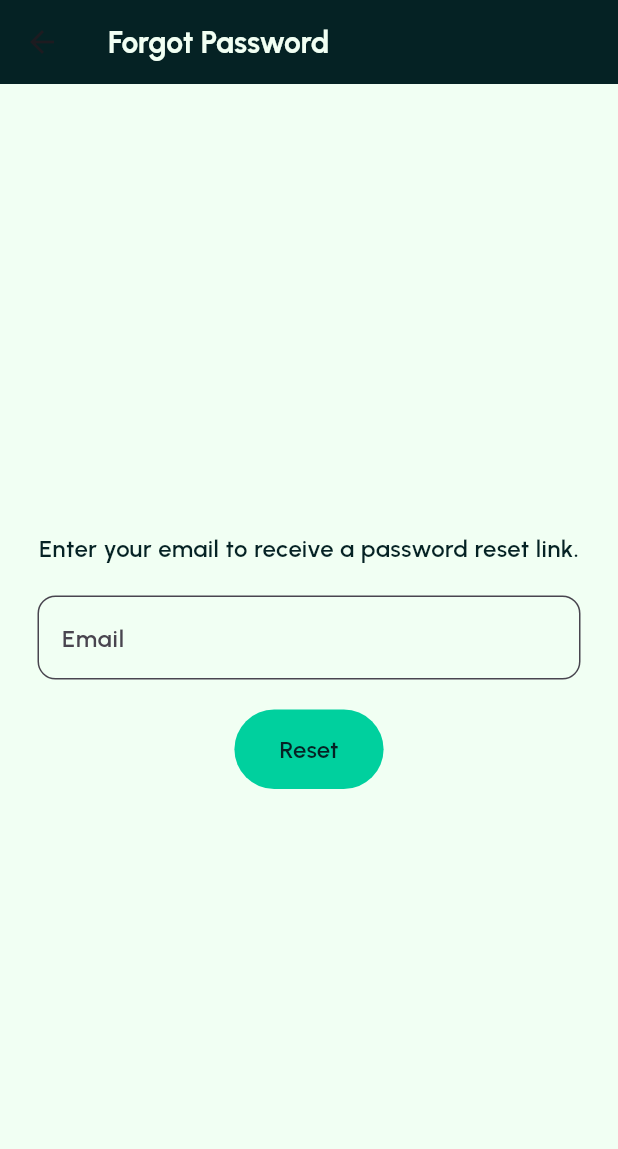
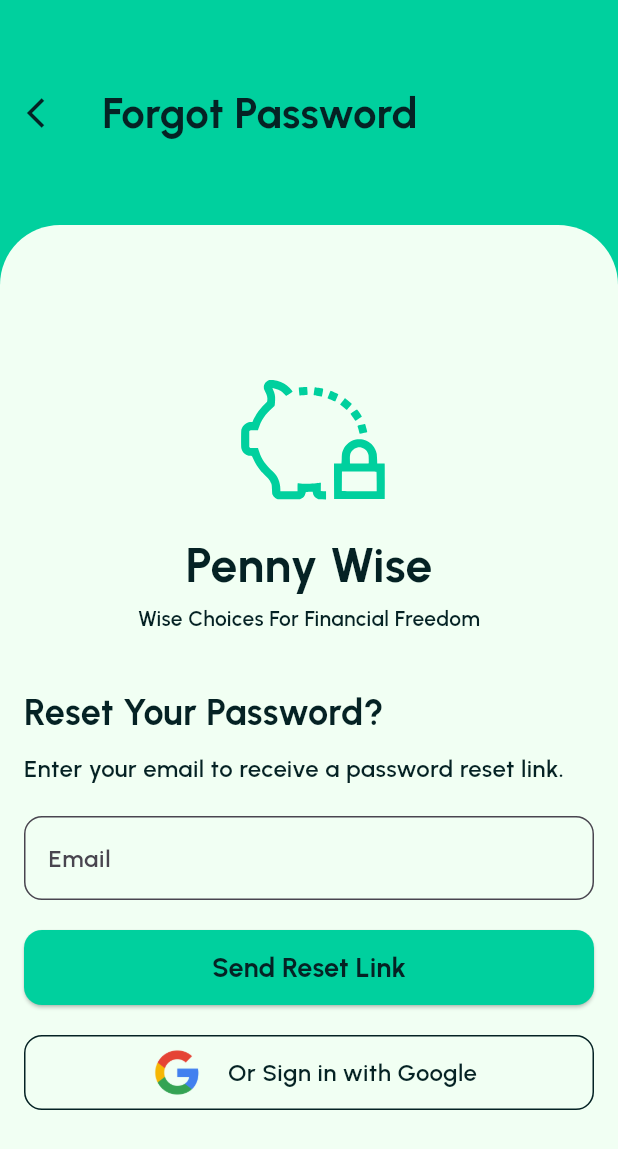
Before and after one commit to Shady-oa/Fourth-Year-Project, a Flutter app: the screen it shows after launch, after a tap on "Forgot password?", on a phone screen of 412 x 824 dp. Shown: the top 1149 px of the screen. Run offline on Flutter 3.47's test engine with Material 3 defaults, Android fonts, the phone set to English and light mode, and no system bars; our stand-ins replace cloud_firestore, firebase_auth, firebase_core, flutter_svg, fluttertoast, google_fonts and 2 more; missing offline and left inert: toasty_box; accounts and stored records are empty.

Commit message:
Changed sign up, forget pswd screen

```diff
--- a/lib/constants.dart
+++ b/lib/constants.dart
@@ -79,3 +79,9 @@ const EdgeInsets paddingAllLarge = EdgeInsets.all(spacerLarge);
 const BorderRadius radiusSmall = BorderRadius.all(Radius.circular(8.0));
 const BorderRadius radiusMedium = BorderRadius.all(Radius.circular(12.0));
 const BorderRadius radiusLarge = BorderRadius.all(Radius.circular(24.0));
+const BorderRadius topOnly = BorderRadius.only(
+  topLeft: Radius.circular(40.0),
+  topRight: Radius.circular(40.0),
+  bottomLeft: Radius.circular(0.0),
+  bottomRight: Radius.circular(0.0),
+);
--- a/lib/forgot_pwd_page.dart
+++ b/lib/forgot_pwd_page.dart
@@ -1,8 +1,11 @@
 // ignore_for_file: prefer_const_constructors
 
+import 'package:final_project/auth_services.dart';
 import 'package:final_project/constants.dart';
+import 'package:final_project/start.dart';
 import 'package:firebase_auth/firebase_auth.dart';
 import 'package:flutter/material.dart';
+import 'package:flutter_svg/svg.dart';
 
 class ForgotPasswordPage extends StatefulWidget {
   const ForgotPasswordPage({super.key});
@@ -29,9 +32,11 @@ class _ForgotPasswordPageState extends State<ForgotPasswordPage> {
         context: context,
         builder: (context) {
           return AlertDialog(
-            backgroundColor: primaryBg,
-            content: Text('Password reset email sent. Check your email.',
-                style: kTextTheme.bodyMedium),
+            backgroundColor: accentColor,
+            content: Text(
+              'Password reset email sent. Check your email.',
+              style: kTextTheme.bodyMedium,
+            ),
           );
         },
       );
@@ -41,8 +46,11 @@ class _ForgotPasswordPageState extends State<ForgotPasswordPage> {
         context: context,
         builder: (context) {
           return AlertDialog(
-            backgroundColor: primaryBg,
-            content: Text(e.message.toString(), style: kTextTheme.bodyMedium),
+            backgroundColor: errorColor,
+            content: Text(
+              'Enter a valid email address.',
+              style: kTextTheme.bodyMedium,
+            ),
           );
         },
       );
@@ -53,8 +61,10 @@ class _ForgotPasswordPageState extends State<ForgotPasswordPage> {
         builder: (context) {
           return AlertDialog(
             backgroundColor: primaryBg,
-            content: Text('An error occurred. Please try again later.',
-                style: kTextTheme.bodyMedium),
+            content: Text(
+              'An error occurred. Please try again later.',
+              style: kTextTheme.bodyMedium,
+            ),
           );
         },
       );
@@ -64,51 +74,159 @@ class _ForgotPasswordPageState extends State<ForgotPasswordPage> {
   @override
   Widget build(BuildContext context) {
     return Scaffold(
-      backgroundColor: primaryBg,
-      appBar: AppBar(
-        backgroundColor: primaryText,
-        title: Text('Forgot Password', style: kTextTheme.headlineSmall?.copyWith(color: primaryBg)),
+      backgroundColor: brandGreen,
+
+      body: Column(
+        children: [
+          Row(
+            children: [
+              IconButton(
+                icon: Icon(Icons.arrow_back_ios_sharp, color: primaryText),
+                onPressed: () {
+                  Navigator.pop(context);
+                },
               ),
-      body: Column(
+              SizedBox(width: 20),
+              Container(
+                alignment: Alignment.center,
+                height: 150,
+                child: Text("Forgot Password", style: kTextTheme.displaySmall),
+              ),
+            ],
+          ),
+          Expanded(
+            child: Container(
+              padding: paddingAllMedium,
+              decoration: const BoxDecoration(
+                color: primaryBg,
+                borderRadius: topOnly,
+              ),
+              child: Column(
                 mainAxisAlignment: MainAxisAlignment.center,
+                crossAxisAlignment: CrossAxisAlignment.start,
                 children: [
+                  Center(
+                    child: Column(
+                      children: [
+                        SvgPicture.asset(
+                          'assets/svg/penny.svg',
+                          height: 120,
+                          width: 120,
+                          colorFilter: ColorFilter.mode(
+                            brandGreen,
+                            BlendMode.srcIn,
+                          ),
+                        ),
+                        Text('Penny Wise', style: kTextTheme.displayMedium),
+                        SizedBox(height: 2),
+                        Text(
+                          "Wise Choices For Financial Freedom",
+                          style: kTextTheme.titleMedium,
+                        ),
+                      ],
+                    ),
+                  ),
+
+                  SizedBox(height: 35),
+                  Text(
+                    'Reset Your Password?',
+                    style: kTextTheme.headlineMedium,
+                    textAlign: TextAlign.center,
+                  ),
+                  SizedBox(height: 10),
                   Text(
                     'Enter your email to receive a password reset link.',
                     style: kTextTheme.bodyLarge,
                     textAlign: TextAlign.center,
                   ),
-          SizedBox(
-            height: 20,
-          ),
-          Padding(
-            padding: const EdgeInsets.symmetric(horizontal: 25),
-            child: TextField(
+                  SizedBox(height: 20),
+                  TextField(
                     controller: _emailController,
                     decoration: InputDecoration(
                       hintText: 'Email',
-                border: OutlineInputBorder(
-                  borderRadius: BorderRadius.all(Radius.circular(12)),
-                ),
+                      border: OutlineInputBorder(borderRadius: radiusMedium),
                       fillColor: primaryBg.withOpacity(0.8),
                       filled: true,
                     ),
                   ),
+
+                  SizedBox(height: 20),
+                  SizedBox(
+                    width: double.infinity,
+                    height: 50,
+                    child: ElevatedButton(
+                      style: ElevatedButton.styleFrom(
+                        backgroundColor: brandGreen,
+                        shape: RoundedRectangleBorder(
+                          borderRadius: radiusMedium,
                         ),
-          SizedBox(
-            height: 20,
                       ),
-          TextButton(
                       onPressed: passwordReset,
-            style: TextButton.styleFrom(
-              backgroundColor: brandGreen, // Background color
-              padding:
-                  EdgeInsets.symmetric(horizontal: 30, vertical: 15), // Padding
+                      child: Text(
+                        'Send Reset Link',
+                        style: kTextTheme.titleLarge?.copyWith(
+                          color: primaryText,
                         ),
-            child: Text(
-              'Reset',
-              style: kTextTheme.bodyLarge?.copyWith(color: primaryText),
                       ),
-          )
+                    ),
+                  ),
+                  SizedBox(height: 20),
+                  GestureDetector(
+                    onTap: () async {
+                      try {
+                        await AuthService().signInWithGoogle();
+                      } on NoGoogleAccountChoosenException {
+                        return;
+                      } catch (e) {
+                        if (!context.mounted) return;
+                        showDialog(
+                          context: context,
+                          builder: (context) {
+                            return AlertDialog(
+                              backgroundColor: errorColor,
+                              content: Text(
+                                'Unknown error occurred',
+                                style: kTextTheme.bodyMedium,
+                              ),
+                            );
+                          },
+                        );
+                      }
+
+                      Navigator.pushReplacement(
+                        context,
+                        MaterialPageRoute(
+                          builder: (context) => const MainLoader(),
+                        ),
+                      );
+                    },
+                    child: Container(
+                      height: 50,
+                      width: double.infinity,
+                      decoration: BoxDecoration(
+                        color: primaryBg,
+                        borderRadius: radiusMedium,
+                        border: Border.all(color: primaryText),
+                      ),
+                      child: Row(
+                        mainAxisAlignment: MainAxisAlignment.center,
+                        children: [
+                          const Image(
+                            image: AssetImage('assets/image/google.png'),
+                          ),
+                          const SizedBox(width: 10),
+                          Text(
+                            'Or Sign in with Google',
+                            style: kTextTheme.bodyLarge,
+                          ),
+                        ],
+                      ),
+                    ),
+                  ),
+                ],
+              ),
+            ),
+          ),
         ],
       ),
     );
--- a/lib/login.dart
+++ b/lib/login.dart
@@ -86,7 +86,7 @@ class _LoginState extends State<Login> {
           Container(
             alignment: Alignment.center,
             height: 150,
-            child: Text("Sign In", style: kTextTheme.displaySmall),
+            child: Text("Welcome Back", style: kTextTheme.displaySmall),
           ),
 
           // BOTTOM EXPANDED CONTAINER
@@ -95,17 +95,15 @@ class _LoginState extends State<Login> {
               padding: paddingAllMedium,
               decoration: const BoxDecoration(
                 color: primaryBg,
-                borderRadius: BorderRadius.only(
-                  topLeft: Radius.circular(40),
-                  topRight: Radius.circular(40),
-                ),
+                borderRadius: topOnly,
               ),
 
               // SCROLL ONLY INSIDE BOTTOM AREA
               child: SingleChildScrollView(
                 child: Column(
+                  mainAxisAlignment: MainAxisAlignment.center,
                   children: [
-                    const SizedBox(height: 50),
+
                     Center(
                       child: SvgPicture.asset(
                         'assets/svg/penny.svg',
@@ -190,7 +188,7 @@ class _LoginState extends State<Login> {
                         },
                         child: Text(
                           'Sign in',
-                          style: kTextTheme.bodyLarge?.copyWith(
+                          style: kTextTheme.titleLarge?.copyWith(
                             color: primaryText,
                           ),
                         ),
@@ -259,7 +257,7 @@ class _LoginState extends State<Login> {
                     Row(
                       mainAxisAlignment: MainAxisAlignment.center,
                       children: [
-                        Text('Not a member?', style: kTextTheme.bodyLarge),
+                        Text('Don\'t have an account?', style: kTextTheme.bodyLarge),
                         const SizedBox(width: 8),
                         GestureDetector(
                           onTap: widget.showSignupPage,
--- a/lib/main.dart
+++ b/lib/main.dart
@@ -21,6 +21,7 @@ void main() async {
   // Run your app
   runApp(const MyApp());
 }
+
 //
 class MyApp extends StatelessWidget {
   bool name() {
```
Also changed, not shown: lib/get_user_data.dart (+6 -3 lines), lib/signup_page.dart (+68 -67 lines), pubspec.lock, 1 other file. Lines whose indentation alone changed are shown as unchanged.
